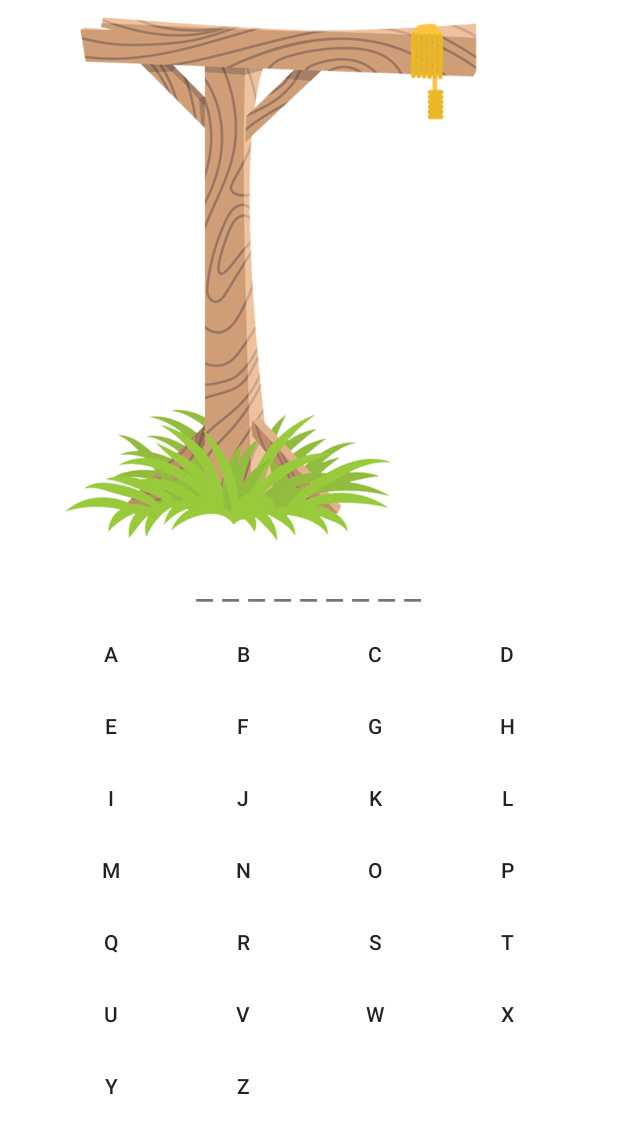
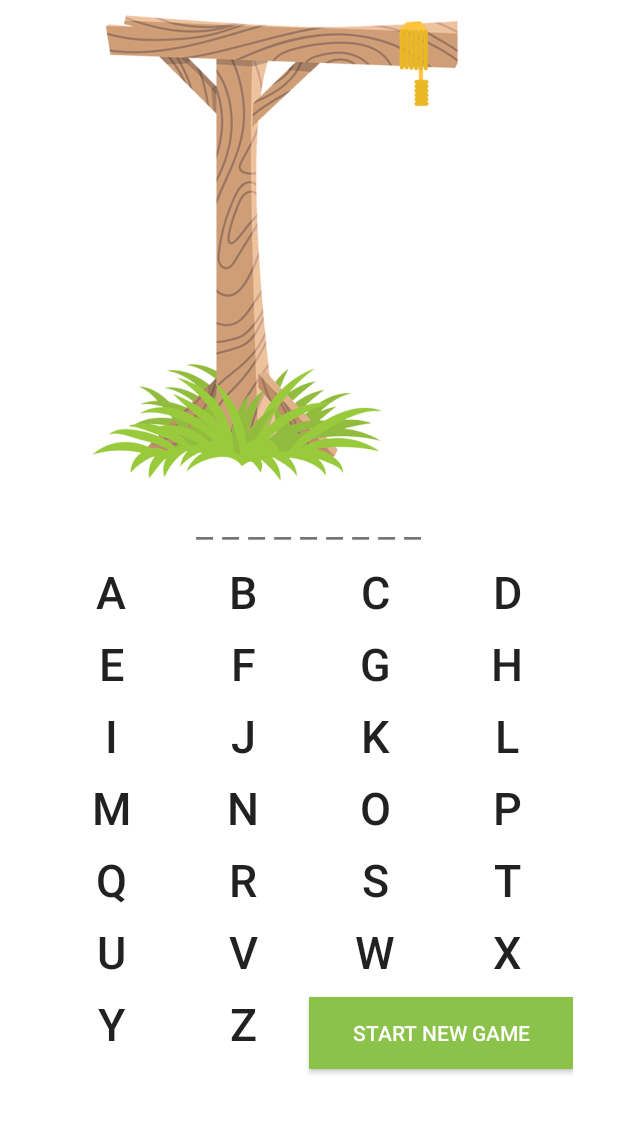
Before and after one commit to MatejMarko/MAD_Hangman, an Android app: the screen it shows after launch (MainActivity), on a phone screen of 412 x 824 dp. Shown: the top 1133 px of the screen. Run offline under Robolectric (Android 15) with nearby library versions, the phone set to English and light mode, and no system bars.

Commit message:
start new game with static word and letters coloring

```diff
--- a/app/src/main/java/com/example/mad_hangman/MainActivity.kt
+++ b/app/src/main/java/com/example/mad_hangman/MainActivity.kt
@@ -4,10 +4,7 @@ import android.graphics.Color
 import android.support.v7.app.AppCompatActivity
 import android.os.Bundle
 import android.view.View
-import android.widget.Button
-import android.widget.GridLayout
-import android.widget.ImageView
-import android.widget.TextView
+import android.widget.*
 
 class MainActivity : AppCompatActivity() {
 
@@ -54,6 +51,10 @@ class MainActivity : AppCompatActivity() {
         wordToDisplay = newWord
         displayGuessingWord()
         handlePressedLetter(v.id, wrongLetter)
+        if (wordToDisplay == wordToGuess) {
+            guessingWordTextView?.setTextColor(Color.GREEN)
+            setLettersEnabled(false)
+        }
     }
 
     private fun displayGuessingWord() {
@@ -87,10 +88,29 @@ class MainActivity : AppCompatActivity() {
         if (strikes == maxStrikes) {
             var displayedWord: TextView = findViewById(R.id.guessingWord)
             displayedWord.setTextColor(Color.RED)
-            var letterLayout: GridLayout = findViewById(R.id.lettersGrid)
-            for (x in 0 until letterLayout.childCount) {
-                var child: Button = letterLayout.getChildAt(x) as Button
-                child.isEnabled = false
+            setLettersEnabled(false)
+        }
+    }
+
+    fun newGame(v: View) {
+        strikes = 0
+        image?.setImageResource(R.drawable.i_1_s)
+        wordToGuess = "IZPIT"
+        wordToDisplay = "_____"
+        displayGuessingWord()
+        setLettersEnabled(true)
+    }
+
+    private fun setLettersEnabled(enable: Boolean) {
+        var letterLayout: GridLayout = findViewById(R.id.lettersGrid)
+        for (x in 0 until letterLayout.childCount - 1) {
+            var child: Button = letterLayout.getChildAt(x) as Button
+            child.isEnabled = enable
+            if (child.currentTextColor != Color.RED && child.currentTextColor != Color.GREEN)
+                child.setTextColor(Color.LTGRAY)
+            if (enable) {
+                child.setTextColor(Color.BLACK)
+                guessingWordTextView?.setTextColor(Color.BLACK)
             }
         }
     }
--- a/app/src/main/res/layout/activity_main.xml
+++ b/app/src/main/res/layout/activity_main.xml
@@ -1,45 +1,45 @@
 <?xml version="1.0" encoding="utf-8"?>
 <LinearLayout xmlns:android="http://schemas.android.com/apk/res/android" android:layout_width="match_parent"
               android:layout_height="match_parent" android:orientation="vertical" android:gravity="center|start"
-              android:weightSum="2" android:background="@color/white" style="?android:attr/borderlessButtonStyle">
+              android:weightSum="20" android:background="@color/white" style="?android:attr/borderlessButtonStyle">
 
 
-    <LinearLayout android:layout_width="match_parent" android:layout_height="match_parent" android:layout_weight="1"
+    <LinearLayout android:layout_width="match_parent" android:layout_height="0dp" android:layout_weight="9"
                   android:gravity="center_horizontal" android:orientation="vertical">
         <ImageView android:layout_width="wrap_content" android:layout_height="0dp" android:layout_weight="0.5"
-                   android:id="@+id/hangmanImage" android:src="@drawable/i_6"/>
-        <TextView android:layout_width="wrap_content" android:layout_height="40dp" android:textSize="25dp"
+                   android:id="@+id/hangmanImage" android:src="@drawable/i_1_s"/>
+        <TextView android:layout_width="wrap_content" android:layout_height="40dp" android:textSize="25sp"
                   android:id="@+id/guessingWord"/>
     </LinearLayout>
-    <GridLayout android:layout_width="wrap_content" android:layout_height="match_parent" android:layout_weight="1"
+    <GridLayout android:layout_width="wrap_content" android:layout_height="0dp" android:layout_weight="11"
                 android:columnCount="4" android:layout_gravity="center" android:id="@+id/lettersGrid">
-        <Button android:text="@string/a" android:background="@color/white" style="?android:attr/borderlessButtonStyle" android:id="@+id/buttonA" android:tag="A" android:onClick="letterPressed"/>
-        <Button android:text="@string/b" android:background="@color/white" style="?android:attr/borderlessButtonStyle" android:id="@+id/buttonB" android:tag="B" android:onClick="letterPressed"/>
-        <Button android:text="@string/c" android:background="@color/white" style="?android:attr/borderlessButtonStyle" android:id="@+id/buttonC" android:tag="C" android:onClick="letterPressed"/>
-        <Button android:text="@string/d" android:background="@color/white" style="?android:attr/borderlessButtonStyle" android:id="@+id/buttonD" android:tag="D" android:onClick="letterPressed"/>
-        <Button android:text="@string/e" android:background="@color/white" style="?android:attr/borderlessButtonStyle" android:id="@+id/buttonE" android:tag="E" android:onClick="letterPressed" />
-        <Button android:text="@string/f" android:background="@color/white" style="?android:attr/borderlessButtonStyle" android:id="@+id/buttonF" android:tag="F" android:onClick="letterPressed" />
-        <Button android:text="@string/g" android:background="@color/white" style="?android:attr/borderlessButtonStyle" android:id="@+id/buttonG" android:tag="G" android:onClick="letterPressed" />
-        <Button android:text="@string/h" android:background="@color/white" style="?android:attr/borderlessButtonStyle" android:id="@+id/buttonH" android:tag="H" android:onClick="letterPressed" />
-        <Button android:text="@string/i" android:background="@color/white" style="?android:attr/borderlessButtonStyle" android:id="@+id/buttonI" android:tag="I" android:onClick="letterPressed" />
-        <Button android:text="@string/j" android:background="@color/white" style="?android:attr/borderlessButtonStyle" android:id="@+id/buttonJ" android:tag="J" android:onClick="letterPressed" />
-        <Button android:text="@string/k" android:background="@color/white" style="?android:attr/borderlessButtonStyle" android:id="@+id/buttonK" android:tag="K" android:onClick="letterPressed" />
-        <Button android:text="@string/l" android:background="@color/white" style="?android:attr/borderlessButtonStyle" android:id="@+id/buttonL" android:tag="L" android:onClick="letterPressed" />
-        <Button android:text="@string/m" android:background="@color/white" style="?android:attr/borderlessButtonStyle" android:id="@+id/buttonM" android:tag="M" android:onClick="letterPressed" />
-        <Button android:text="@string/n" android:background="@color/white" style="?android:attr/borderlessButtonStyle" android:id="@+id/buttonN" android:tag="N" android:onClick="letterPressed" />
-        <Button android:text="@string/o" android:background="@color/white" style="?android:attr/borderlessButtonStyle" android:id="@+id/buttonO" android:tag="O" android:onClick="letterPressed" />
-        <Button android:text="@string/p" android:background="@color/white" style="?android:attr/borderlessButtonStyle" android:id="@+id/buttonP" android:tag="P" android:onClick="letterPressed" />
-        <Button android:text="@string/q" android:background="@color/white" style="?android:attr/borderlessButtonStyle" android:id="@+id/buttonQ" android:tag="Q" android:onClick="letterPressed" />
-        <Button android:text="@string/r" android:background="@color/white" style="?android:attr/borderlessButtonStyle" android:id="@+id/buttonR" android:tag="R" android:onClick="letterPressed" />
-        <Button android:text="@string/s" android:background="@color/white" style="?android:attr/borderlessButtonStyle" android:id="@+id/buttonS" android:tag="S" android:onClick="letterPressed" />
-        <Button android:text="@string/t" android:background="@color/white" style="?android:attr/borderlessButtonStyle" android:id="@+id/buttonT" android:tag="T" android:onClick="letterPressed" />
-        <Button android:text="@string/u" android:background="@color/white" style="?android:attr/borderlessButtonStyle" android:id="@+id/buttonU" android:tag="U" android:onClick="letterPressed" />
-        <Button android:text="@string/v" android:background="@color/white" style="?android:attr/borderlessButtonStyle" android:id="@+id/buttonV" android:tag="V" android:onClick="letterPressed" />
-        <Button android:text="@string/w" android:background="@color/white" style="?android:attr/borderlessButtonStyle" android:id="@+id/buttonW" android:tag="W" android:onClick="letterPressed" />
-        <Button android:text="@string/x" android:background="@color/white" style="?android:attr/borderlessButtonStyle" android:id="@+id/buttonX" android:tag="X" android:onClick="letterPressed" />
-        <Button android:text="@string/y" android:background="@color/white" style="?android:attr/borderlessButtonStyle" android:id="@+id/buttonY" android:tag="Y" android:onClick="letterPressed" />
-        <Button android:text="@string/z" android:background="@color/white" style="?android:attr/borderlessButtonStyle" android:id="@+id/buttonZ" android:tag="Z" android:onClick="letterPressed" />
-
+        <Button android:text="@string/a" android:background="@color/white" style="?android:attr/borderlessButtonStyle" android:id="@+id/buttonA" android:tag="A" android:onClick="letterPressed" android:textSize="30sp"/>
+        <Button android:text="@string/b" android:background="@color/white" style="?android:attr/borderlessButtonStyle" android:id="@+id/buttonB" android:tag="B" android:onClick="letterPressed" android:textSize="30sp"/>
+        <Button android:text="@string/c" android:background="@color/white" style="?android:attr/borderlessButtonStyle" android:id="@+id/buttonC" android:tag="C" android:onClick="letterPressed" android:textSize="30sp"/>
+        <Button android:text="@string/d" android:background="@color/white" style="?android:attr/borderlessButtonStyle" android:id="@+id/buttonD" android:tag="D" android:onClick="letterPressed" android:textSize="30sp"/>
+        <Button android:text="@string/e" android:background="@color/white" style="?android:attr/borderlessButtonStyle" android:id="@+id/buttonE" android:tag="E" android:onClick="letterPressed" android:textSize="30sp"/>
+        <Button android:text="@string/f" android:background="@color/white" style="?android:attr/borderlessButtonStyle" android:id="@+id/buttonF" android:tag="F" android:onClick="letterPressed" android:textSize="30sp"/>
+        <Button android:text="@string/g" android:background="@color/white" style="?android:attr/borderlessButtonStyle" android:id="@+id/buttonG" android:tag="G" android:onClick="letterPressed" android:textSize="30sp"/>
+        <Button android:text="@string/h" android:background="@color/white" style="?android:attr/borderlessButtonStyle" android:id="@+id/buttonH" android:tag="H" android:onClick="letterPressed" android:textSize="30sp"/>
+        <Button android:text="@string/i" android:background="@color/white" style="?android:attr/borderlessButtonStyle" android:id="@+id/buttonI" android:tag="I" android:onClick="letterPressed" android:textSize="30sp"/>
+        <Button android:text="@string/j" android:background="@color/white" style="?android:attr/borderlessButtonStyle" android:id="@+id/buttonJ" android:tag="J" android:onClick="letterPressed" android:textSize="30sp"/>
+        <Button android:text="@string/k" android:background="@color/white" style="?android:attr/borderlessButtonStyle" android:id="@+id/buttonK" android:tag="K" android:onClick="letterPressed" android:textSize="30sp"/>
+        <Button android:text="@string/l" android:background="@color/white" style="?android:attr/borderlessButtonStyle" android:id="@+id/buttonL" android:tag="L" android:onClick="letterPressed" android:textSize="30sp"/>
+        <Button android:text="@string/m" android:background="@color/white" style="?android:attr/borderlessButtonStyle" android:id="@+id/buttonM" android:tag="M" android:onClick="letterPressed" android:textSize="30sp"/>
+        <Button android:text="@string/n" android:background="@color/white" style="?android:attr/borderlessButtonStyle" android:id="@+id/buttonN" android:tag="N" android:onClick="letterPressed" android:textSize="30sp"/>
+        <Button android:text="@string/o" android:background="@color/white" style="?android:attr/borderlessButtonStyle" android:id="@+id/buttonO" android:tag="O" android:onClick="letterPressed" android:textSize="30sp"/>
+        <Button android:text="@string/p" android:background="@color/white" style="?android:attr/borderlessButtonStyle" android:id="@+id/buttonP" android:tag="P" android:onClick="letterPressed" android:textSize="30sp"/>
+        <Button android:text="@string/q" android:background="@color/white" style="?android:attr/borderlessButtonStyle" android:id="@+id/buttonQ" android:tag="Q" android:onClick="letterPressed" android:textSize="30sp"/>
+        <Button android:text="@string/r" android:background="@color/white" style="?android:attr/borderlessButtonStyle" android:id="@+id/buttonR" android:tag="R" android:onClick="letterPressed" android:textSize="30sp"/>
+        <Button android:text="@string/s" android:background="@color/white" style="?android:attr/borderlessButtonStyle" android:id="@+id/buttonS" android:tag="S" android:onClick="letterPressed" android:textSize="30sp"/>
+        <Button android:text="@string/t" android:background="@color/white" style="?android:attr/borderlessButtonStyle" android:id="@+id/buttonT" android:tag="T" android:onClick="letterPressed" android:textSize="30sp"/>
+        <Button android:text="@string/u" android:background="@color/white" style="?android:attr/borderlessButtonStyle" android:id="@+id/buttonU" android:tag="U" android:onClick="letterPressed" android:textSize="30sp"/>
+        <Button android:text="@string/v" android:background="@color/white" style="?android:attr/borderlessButtonStyle" android:id="@+id/buttonV" android:tag="V" android:onClick="letterPressed" android:textSize="30sp"/>
+        <Button android:text="@string/w" android:background="@color/white" style="?android:attr/borderlessButtonStyle" android:id="@+id/buttonW" android:tag="W" android:onClick="letterPressed" android:textSize="30sp"/>
+        <Button android:text="@string/x" android:background="@color/white" style="?android:attr/borderlessButtonStyle" android:id="@+id/buttonX" android:tag="X" android:onClick="letterPressed" android:textSize="30sp"/>
+        <Button android:text="@string/y" android:background="@color/white" style="?android:attr/borderlessButtonStyle" android:id="@+id/buttonY" android:tag="Y" android:onClick="letterPressed" android:textSize="30sp"/>
+        <Button android:text="@string/z" android:background="@color/white" style="?android:attr/borderlessButtonStyle" android:id="@+id/buttonZ" android:tag="Z" android:onClick="letterPressed" android:textSize="30sp"/>
+        <Button android:text="@string/newGame" android:layout_gravity="fill_horizontal" android:layout_columnSpan="2" android:textColor="@color/white" android:background="@color/green" android:id="@+id/newGame" android:onClick="newGame"/>
     </GridLayout>
 
 
--- a/app/src/main/res/values/strings.xml
+++ b/app/src/main/res/values/strings.xml
@@ -26,4 +26,5 @@
     <string name="x">X</string>
     <string name="y">Y</string>
     <string name="z">Z</string>
+    <string name="newGame">START NEW GAME</string>
 </resources>
```
